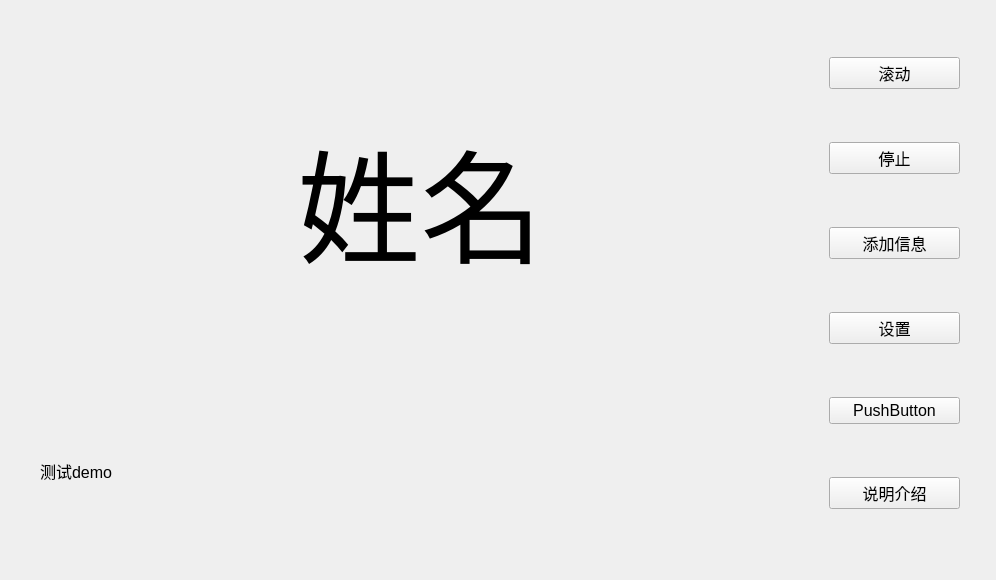
This is lucky.ui in jeekMic/luck as Qt 5 draws it before an edit. The edited form follows.
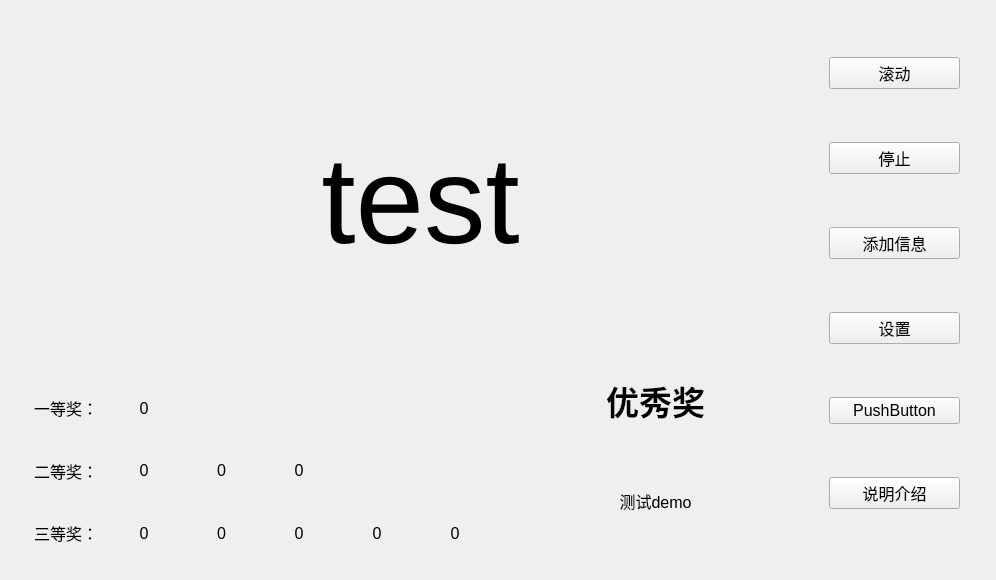
This is the edited form.

Commit message: add func can add by user and modify some UI

Diff of the .ui file:
```diff
--- a/lucky.ui
+++ b/lucky.ui
@@ -93,7 +93,7 @@
        <bool>true</bool>
       </property>
       <property name="text">
-       <string>姓名</string>
+       <string>test</string>
       </property>
       <property name="alignment">
        <set>Qt::AlignCenter</set>
@@ -105,25 +105,188 @@
   <widget class="QWidget" name="gridLayoutWidget">
    <property name="geometry">
     <rect>
-     <x>40</x>
-     <y>380</y>
-     <width>771</width>
-     <height>181</height>
+     <x>500</x>
+     <y>440</y>
+     <width>311</width>
+     <height>121</height>
     </rect>
    </property>
    <layout class="QGridLayout" name="gridLayout">
     <item row="0" column="0">
-     <widget class="QLabel" name="label_2">
+     <widget class="QLabel" name="label_show">
       <property name="autoFillBackground">
        <bool>true</bool>
       </property>
       <property name="text">
        <string>测试demo</string>
       </property>
+      <property name="alignment">
+       <set>Qt::AlignCenter</set>
+      </property>
      </widget>
     </item>
    </layout>
   </widget>
+  <widget class="QWidget" name="gridLayoutWidget_2">
+   <property name="geometry">
+    <rect>
+     <x>30</x>
+     <y>380</y>
+     <width>461</width>
+     <height>181</height>
+    </rect>
+   </property>
+   <layout class="QGridLayout" name="grid_show_checked">
+    <item row="2" column="1">
+     <widget class="QLabel" name="label_6">
+      <property name="text">
+       <string>0</string>
+      </property>
+      <property name="alignment">
+       <set>Qt::AlignCenter</set>
+      </property>
+     </widget>
+    </item>
+    <item row="0" column="1">
+     <widget class="QLabel" name="label_4">
+      <property name="text">
+       <string>0</string>
+      </property>
+      <property name="alignment">
+       <set>Qt::AlignCenter</set>
+      </property>
+     </widget>
+    </item>
+    <item row="1" column="1">
+     <widget class="QLabel" name="label_5">
+      <property name="text">
+       <string>0</string>
+      </property>
+      <property name="alignment">
+       <set>Qt::AlignCenter</set>
+      </property>
+     </widget>
+    </item>
+    <item row="1" column="0">
+     <widget class="QLabel" name="label_2">
+      <property name="text">
+       <string>二等奖：</string>
+      </property>
+      <property name="alignment">
+       <set>Qt::AlignCenter</set>
+      </property>
+     </widget>
+    </item>
+    <item row="2" column="0">
+     <widget class="QLabel" name="label_3">
+      <property name="text">
+       <string>三等奖：</string>
+      </property>
+      <property name="alignment">
+       <set>Qt::AlignCenter</set>
+      </property>
+     </widget>
+    </item>
+    <item row="0" column="0">
+     <widget class="QLabel" name="label">
+      <property name="text">
+       <string>一等奖：</string>
+      </property>
+      <property name="alignment">
+       <set>Qt::AlignCenter</set>
+      </property>
+     </widget>
+    </item>
+    <item row="1" column="2">
+     <widget class="QLabel" name="label_7">
+      <property name="text">
+       <string>0</string>
+      </property>
+      <property name="alignment">
+       <set>Qt::AlignCenter</set>
+      </property>
+     </widget>
+    </item>
+    <item row="2" column="4">
+     <widget class="QLabel" name="label_10">
+      <property name="text">
+       <string>0</string>
+      </property>
+      <property name="alignment">
+       <set>Qt::AlignCenter</set>
+      </property>
+     </widget>
+    </item>
+    <item row="1" column="3">
+     <widget class="QLabel" name="label_8">
+      <property name="text">
+       <string>0</string>
+      </property>
+      <property name="alignment">
+       <set>Qt::AlignCenter</set>
+      </property>
+     </widget>
+    </item>
+    <item row="2" column="3">
+     <widget class="QLabel" name="label_9">
+      <property name="text">
+       <string>0</string>
+      </property>
+      <property name="alignment">
+       <set>Qt::AlignCenter</set>
+      </property>
+     </widget>
+    </item>
+    <item row="2" column="5">
+     <widget class="QLabel" name="label_11">
+      <property name="text">
+       <string>0</string>
+      </property>
+      <property name="alignment">
+       <set>Qt::AlignCenter</set>
+      </property>
+     </widget>
+    </item>
+    <item row="2" column="2">
+     <widget class="QLabel" name="label_12">
+      <property name="text">
+       <string>0</string>
+      </property>
+      <property name="alignment">
+       <set>Qt::AlignCenter</set>
+      </property>
+     </widget>
+    </item>
+   </layout>
+  </widget>
+  <widget class="QLabel" name="label_13">
+   <property name="geometry">
+    <rect>
+     <x>500</x>
+     <y>370</y>
+     <width>311</width>
+     <height>61</height>
+    </rect>
+   </property>
+   <property name="font">
+    <font>
+     <pointsize>25</pointsize>
+     <weight>75</weight>
+     <italic>false</italic>
+     <bold>true</bold>
+     <kerning>false</kerning>
+    </font>
+   </property>
+   <property name="autoFillBackground">
+    <bool>true</bool>
+   </property>
+   <property name="text">
+    <string>优秀奖</string>
+   </property>
+   <property name="alignment">
+    <set>Qt::AlignCenter</set>
+   </property>
+  </widget>
  </widget>
  <resources/>
  <connections/>
```
The commit also changes 5 other files.
